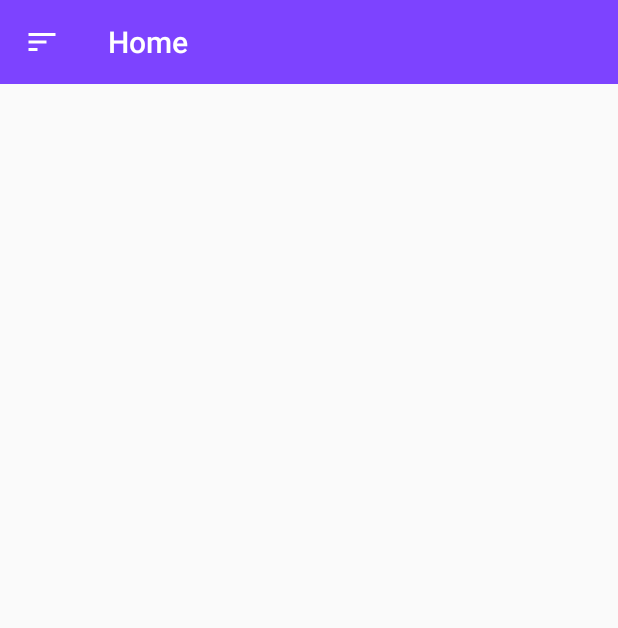
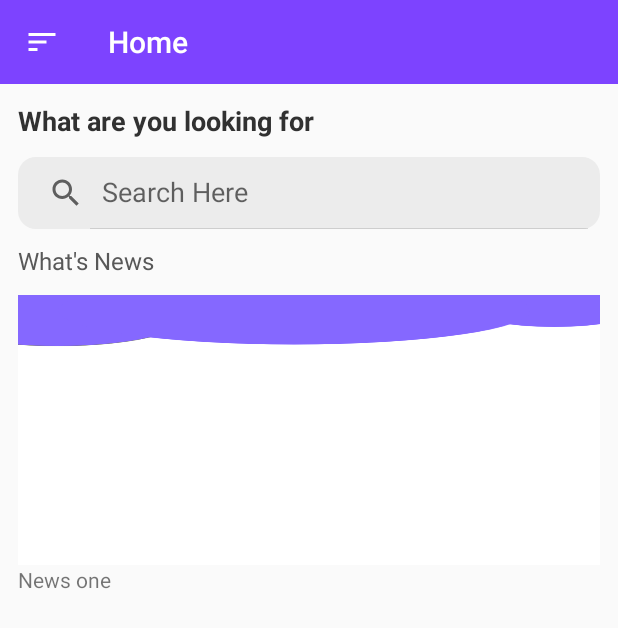
Before and after one commit to sameed07/GroceryAdminFyp, an Android app: the HomeActivity screen opened directly, with no data from a screen before it, on a phone screen of 412 x 824 dp. Shown: the top 628 px of the screen. Run offline under Robolectric (Android 15) with nearby library versions, the phone set to English and light mode, and no system bars; our stand-ins replace Firebase (no records; nobody signed in at launch, a user with empty details on screens opened directly).

Commit message:
home screen updated

```diff
--- a/app/build.gradle
+++ b/app/build.gradle
@@ -33,6 +33,9 @@ dependencies {
     androidTestImplementation 'androidx.test.espresso:espresso-core:3.2.0'
     implementation 'com.google.android.material:material:1.1.0'
 
+    implementation 'androidx.cardview:cardview:1.0.0'
+    implementation 'com.squareup.picasso:picasso:2.71828'
+
     //fireabase
     implementation 'com.google.firebase:firebase-database:19.3.0'
     implementation 'com.google.firebase:firebase-auth:19.3.0'
--- a/app/src/main/java/Activities/HomeActivity.java
+++ b/app/src/main/java/Activities/HomeActivity.java
@@ -8,10 +8,14 @@ import android.content.Intent;
 import android.os.Bundle;
 import android.view.Gravity;
 import android.view.MenuItem;
+import android.widget.AdapterViewFlipper;
+import android.widget.Button;
 
 import com.google.android.material.navigation.NavigationView;
 import com.google.firebase.auth.FirebaseAuth;
 import com.infusiblecoder.groceryadminfyp.R;
+
+import Adapters.FlipperAdapter;
 
 public class HomeActivity extends AppCompatActivity {
 
@@ -19,10 +23,26 @@ public class HomeActivity extends AppCompatActivity {
     private Toolbar toolbar;
     private NavigationView nvDrawer;
 
+    //fipper
+    private AdapterViewFlipper adapterViewFlipper;
+    private Button btn_prev,btn_next;
+    private static String[] news = {"News one","News two","News three"};
+    private static int[] images = {R.drawable.bg_imgae,R.drawable.icon,R.drawable.news};
+    private int postition =-1;
+
+
     @Override
     protected void onCreate(Bundle savedInstanceState) {
         super.onCreate(savedInstanceState);
         setContentView(R.layout.activity_home);
+
+        adapterViewFlipper = findViewById(R.id.mFlipper);
+
+        //createing adapter object
+
+        FlipperAdapter adapter = new FlipperAdapter(HomeActivity.this,images,news);
+        adapterViewFlipper.setAdapter(adapter);
+        adapterViewFlipper.setAutoStart(true);
 
         // Set a Toolbar to replace the ActionBar.
         toolbar = findViewById(R.id.toolbar);
--- /dev/null
+++ b/app/src/main/java/Adapters/FlipperAdapter.java
@@ -0,0 +1,55 @@
+package Adapters;
+
+import android.content.Context;
+import android.view.LayoutInflater;
+import android.view.View;
+import android.view.ViewGroup;
+import android.widget.BaseAdapter;
+import android.widget.ImageView;
+import android.widget.TextView;
+
+import com.infusiblecoder.groceryadminfyp.R;
+
+public class FlipperAdapter extends BaseAdapter {
+
+    Context mContext;
+    int[] images;
+    String[] news;
+    LayoutInflater inflater;
+
+    public FlipperAdapter(Context mContext, int[] images, String[] news ) {
+        this.mContext = mContext;
+        this.images = images;
+        this.news = news;
+        this.inflater = LayoutInflater.from(mContext);
+    }
+
+    @Override
+    public int getCount() {
+        return news.length;
+    }
+
+    @Override
+    public Object getItem(int position) {
+        return null;
+    }
+
+    @Override
+    public long getItemId(int position) {
+        return 0;
+    }
+
+    @Override
+    public View getView(int position, View convertView, ViewGroup parent) {
+
+        View view = inflater.inflate(R.layout.flipper_item,null);
+
+        TextView txt_news = view.findViewById(R.id.txt_news);
+        ImageView img = view.findViewById(R.id.mNewsImg);
+
+        txt_news.setText(news[position]);
+        img.setImageResource(images[position]);
+
+        return view;
+    }
+}
--- /dev/null
+++ b/app/src/main/res/drawable/search_bg.xml
@@ -0,0 +1,18 @@
+<?xml version="1.0" encoding="utf-8"?>
+<shape xmlns:android="http://schemas.android.com/apk/res/android"
+    android:shape="rectangle" >
+    <corners
+        android:radius="12dp"
+        />
+
+    <padding
+        android:left="0dp"
+        android:top="0dp"
+        android:right="0dp"
+        android:bottom="0dp"
+        />
+
+    <solid android:color="#ECECEC"/>
+
+
+</shape>
--- a/app/src/main/res/layout/activity_home.xml
+++ b/app/src/main/res/layout/activity_home.xml
@@ -5,7 +5,7 @@
     xmlns:tools="http://schemas.android.com/tools"
     android:layout_width="match_parent"
     android:layout_height="match_parent"
-    tools:context="Activities.HomeScreen">
+    tools:context="Activities.HomeActivity">
 
     <androidx.drawerlayout.widget.DrawerLayout
         android:id="@+id/drawer_layout"
@@ -25,6 +25,8 @@
                 android:layout_width="match_parent"
                 android:layout_height="wrap_content" />
 
+            <include layout="@layout/home_content"/>
+
 
         </LinearLayout>
 
--- /dev/null
+++ b/app/src/main/res/layout/flipper_item.xml
@@ -0,0 +1,22 @@
+<?xml version="1.0" encoding="utf-8"?>
+<LinearLayout
+    xmlns:android="http://schemas.android.com/apk/res/android"
+    android:layout_width="match_parent"
+    android:orientation="vertical"
+    android:layout_height="match_parent">
+
+    <ImageView
+        android:layout_width="match_parent"
+        android:layout_height="180dp"
+        android:id="@+id/mNewsImg"
+        android:scaleType="fitXY"
+        android:src="@drawable/ic_launcher_background"
+        />
+
+    <TextView
+        android:layout_width="wrap_content"
+        android:layout_height="wrap_content"
+        android:text="Here is news text"
+        android:id="@+id/txt_news"
+        android:textSize="14sp"/>
+</LinearLayout>
--- /dev/null
+++ b/app/src/main/res/layout/home_content.xml
@@ -0,0 +1,57 @@
+<?xml version="1.0" encoding="utf-8"?>
+<LinearLayout
+    xmlns:android="http://schemas.android.com/apk/res/android"
+    android:layout_width="match_parent"
+    android:layout_height="match_parent"
+    android:orientation="vertical">
+
+    <TextView
+        android:layout_width="wrap_content"
+        android:layout_height="wrap_content"
+        android:text="What are you looking for"
+        android:textColor="#313131"
+        android:textSize="18sp"
+        android:textStyle="bold"
+        android:layout_margin="12dp"/>
+
+    <SearchView
+
+        android:background="@drawable/search_bg"
+        style="@style/AppTheme"
+        android:id="@+id/searchView"
+        android:layout_width="match_parent"
+        android:layout_height="wrap_content"
+        android:queryHint="Search Here"
+        android:iconifiedByDefault="false"
+        android:layout_marginBottom="10dp"
+        android:layout_marginLeft="12dp"
+        android:layout_marginRight="12dp"
+        android:layout_alignParentTop="true"
+        />
+    <TextView
+        android:layout_width="wrap_content"
+        android:layout_height="wrap_content"
+        android:text="What's News"
+        android:textColor="#585858"
+        android:textSize="16sp"
+        android:textStyle="normal"
+        android:layout_marginLeft="12dp"/>
+
+    <LinearLayout
+        android:layout_width="match_parent"
+        android:layout_height="200dp"
+        android:orientation="vertical"
+        android:layout_marginLeft="12dp"
+        android:layout_marginRight="12dp"
+        android:layout_marginTop="12dp"
+        >
+
+        <AdapterViewFlipper
+            android:layout_width="match_parent"
+            android:layout_height="match_parent"
+            android:id="@+id/mFlipper"
+            android:flipInterval="4000"
+            />
+    </LinearLayout>
+
+</LinearLayout>
```
Also changed, not shown: app/src/main/res/drawable/news.jpg (added).
